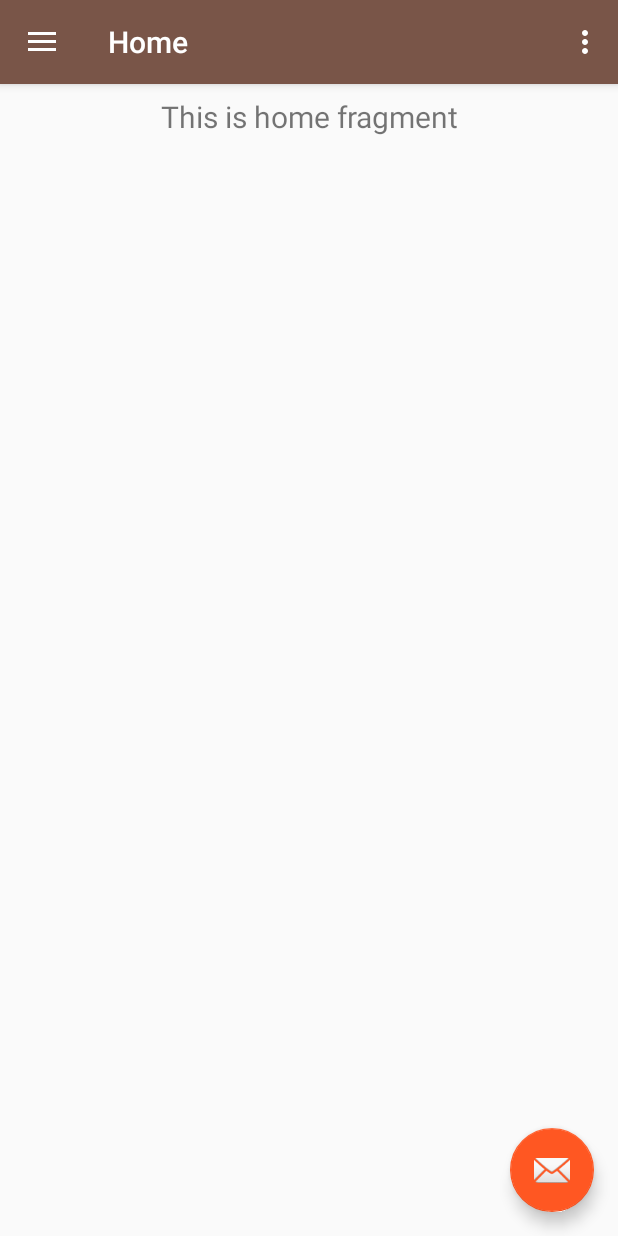
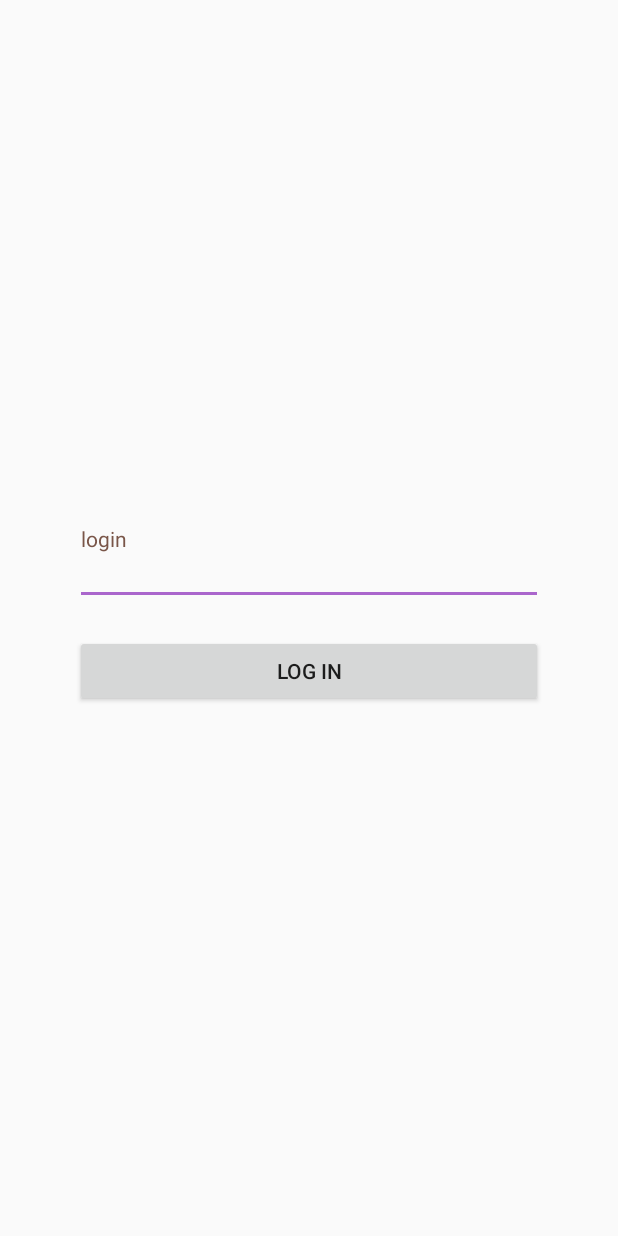
Before and after one commit to AndrewSozonov/MaterialProject, an Android app: the screen it shows after launch (MainActivity before the commit, LoginActivity after it), on a phone screen of 412 x 824 dp. Run offline under Robolectric (Android 15) with nearby library versions, the light colour scheme and no system bars.

Commit message:
Created LoginActivity
Show SnackBar if login field is empty.

```diff
--- a/app/src/main/AndroidManifest.xml
+++ b/app/src/main/AndroidManifest.xml
@@ -9,12 +9,13 @@
         android:roundIcon="@mipmap/ic_launcher_round"
         android:supportsRtl="true"
         android:theme="@style/BrownTheme">
-        <!--        android:theme="@style/AppTheme">-->
+        <activity android:name=".MainActivity"></activity>
+        <!-- android:theme="@style/AppTheme"> -->
         <activity
-            android:name=".MainActivity"
+            android:name=".LoginActivity"
             android:label="@string/app_name">
 
-            <!--            android:theme="@style/AppTheme.NoActionBar">-->
+            <!-- android:theme="@style/AppTheme.NoActionBar"> -->
             <intent-filter>
                 <action android:name="android.intent.action.MAIN" />
 
--- /dev/null
+++ b/app/src/main/java/ru/andreysozonov/materialdesignproject/LoginActivity.java
@@ -0,0 +1,45 @@
+package ru.andreysozonov.materialdesignproject;
+
+import androidx.appcompat.app.AppCompatActivity;
+
+import android.content.Intent;
+import android.os.Bundle;
+import android.view.View;
+import android.widget.Button;
+
+import com.google.android.material.snackbar.Snackbar;
+import com.google.android.material.textfield.TextInputEditText;
+
+public class LoginActivity extends AppCompatActivity {
+
+    Button buttonLogin;
+    TextInputEditText loginEditText;
+
+    @Override
+    protected void onCreate(Bundle savedInstanceState) {
+        super.onCreate(savedInstanceState);
+        setContentView(R.layout.activity_login);
+
+        loginEditText = findViewById(R.id.editTextLogin);
+        buttonLogin = findViewById(R.id.loginButton);
+        buttonLogin.setOnClickListener(new View.OnClickListener() {
+            @Override
+            public void onClick(View v) {
+                startMainActivity(v);
+            }
+        });
+    }
+
+    private void startMainActivity(View view) {
+        if (isLoginSuccessfull()) {
+            Intent intent = new Intent(this, MainActivity.class);
+            startActivity(intent);
+        } else {
+            Snackbar.make(view, getString(R.string.enter_login), Snackbar.LENGTH_LONG).show();
+        }
+    }
+
+    private boolean isLoginSuccessfull() {
+        return (!loginEditText.getText().toString().isEmpty());
+    }
+}
--- /dev/null
+++ b/app/src/main/res/layout/activity_login.xml
@@ -0,0 +1,38 @@
+<?xml version="1.0" encoding="utf-8"?>
+<LinearLayout xmlns:android="http://schemas.android.com/apk/res/android"
+    xmlns:app="http://schemas.android.com/apk/res-auto"
+    xmlns:tools="http://schemas.android.com/tools"
+    android:layout_width="match_parent"
+    android:layout_height="match_parent"
+    android:orientation="vertical"
+    android:gravity="center"
+    android:layout_marginStart="50dp"
+    android:layout_marginEnd="50dp"
+    tools:context=".LoginActivity">
+
+    <com.google.android.material.textfield.TextInputLayout
+        android:id="@+id/inputLayoutLogin"
+        style="@style/Widget.MaterialComponents.TextInputLayout.OutlinedBox"
+        android:layout_width="match_parent"
+        android:layout_height="wrap_content"
+        android:hint="@string/labelLogin"
+        app:hintTextAppearance="@style/EditTextHintStyle">
+
+        <com.google.android.material.textfield.TextInputEditText
+            android:id="@+id/editTextLogin"
+            android:layout_width="match_parent"
+            android:layout_height="wrap_content"
+            android:theme="@style/EditTextStyle" />
+    </com.google.android.material.textfield.TextInputLayout>
+
+    <Button
+        android:id="@+id/loginButton"
+        android:layout_width="match_parent"
+        android:layout_height="wrap_content"
+        android:layout_marginTop="20dp"
+        android:text="@string/log_in">
+
+    </Button>
+
+
+</LinearLayout>
--- a/app/src/main/res/values-v21/styles.xml
+++ b/app/src/main/res/values-v21/styles.xml
@@ -23,4 +23,12 @@
         <item name="colorPrimaryDark">@color/purpleThemeColorPrimaryDark</item>
         <item name="colorAccent">@color/purpleThemeColorAccent</item>
     </style>
+
+    <style name="EditTextStyle" parent="Theme.AppCompat.Light">
+        <item name="colorControlNormal">@android:color/black</item>
+        <item name="colorControlActivated">@android:color/holo_purple</item>
+    </style>
+    <style name="EditTextHintStyle" parent="TextAppearance.AppCompat.Small">
+        <item name="android:textColor">@android:color/holo_red_light</item>
+    </style>
 </resources>
--- a/app/src/main/res/values/strings.xml
+++ b/app/src/main/res/values/strings.xml
@@ -13,4 +13,7 @@
     <string name="menu_tools">Tools</string>
     <string name="menu_share">Share</string>
     <string name="menu_send">Send</string>
+    <string name="log_in">Log in</string>
+    <string name="labelLogin">login</string>
+    <string name="enter_login">Enter login</string>
 </resources>
```
